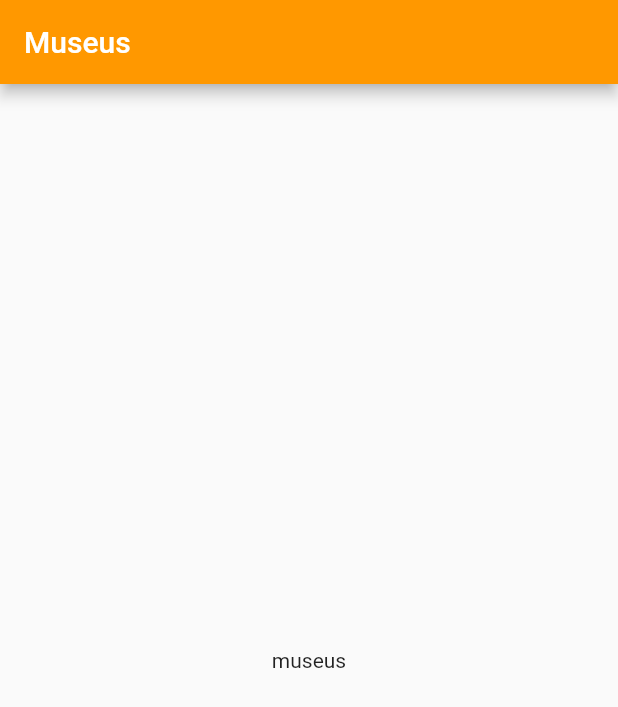
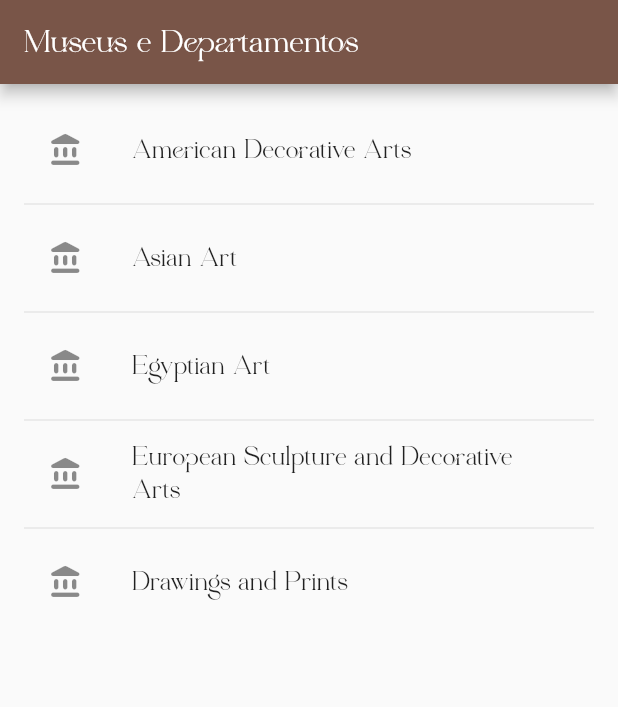
Before and after one commit to EsdrasIsrael/museum_arts, a Flutter app: the screen it shows after launch, on a phone screen of 412 x 824 dp. Shown: the top 707 px of the screen. Run offline on Flutter 3.47's test engine with Material 2 defaults, Android fonts, the light colour scheme and no system bars.

Commit message:
Cria lista de museus em tela inicial

```diff
--- a/lib/main.dart
+++ b/lib/main.dart
@@ -1,6 +1,6 @@
 import 'package:flutter/material.dart';
-import 'my_app.dart';
+import 'meu_app.dart';
 
 void main() {
-  runApp(const MyApp());
+  runApp(const MeuApp());
 }
--- a/lib/my_app.dart
+++ b/lib/meu_app.dart
@@ -1,8 +1,10 @@
+// ignore_for_file: prefer_const_constructors
+
 import 'package:flutter/material.dart';
 import 'package:museum_arts/pages/museums_page.dart';
 
-class MyApp extends StatelessWidget {
-  const MyApp({Key? key}) : super(key: key);
+class MeuApp extends StatelessWidget {
+  const MeuApp({Key? key}) : super(key: key);
 
   @override
   Widget build(BuildContext context) {
@@ -10,7 +12,8 @@ class MyApp extends StatelessWidget {
       title: "museumspage",
       debugShowCheckedModeBanner: false,
       theme: ThemeData(
-        primarySwatch: Colors.orange,
+        primarySwatch: Colors.brown,
+        fontFamily: "Abygaer"
       ),
       home: MuseumsPage(),
     );
--- /dev/null
+++ b/lib/models/art.dart
@@ -0,0 +1,24 @@
+import './artist.dart';
+import './museum.dart';
+
+class Art {
+  double id;
+  String imagem;
+  String title;
+  Artist artista;
+  String periodo;
+  Museu museu;
+  String cultura;
+  String colecao;
+
+  Art({
+    required this.id,
+    required this.imagem,
+    required this.title,
+    required this.artista,
+    required this.periodo,
+    required this.museu,
+    required this.cultura,
+    required this.colecao,
+  });
+}
--- /dev/null
+++ b/lib/models/artist.dart
@@ -0,0 +1,13 @@
+class Artist {
+  double id;
+  String nome;
+  String displayBio;
+  String genero;
+
+  Artist({
+    required this.id,
+    required this.nome,
+    required this.displayBio,
+    required this.genero,
+  });
+}
--- /dev/null
+++ b/lib/models/museum.dart
@@ -0,0 +1,15 @@
+import './art.dart';
+
+class Museu {
+  String nome;
+  double id;
+  List<Art> arts;
+  String localizacao;
+
+  Museu({
+    required this.nome,
+    required this.id,
+    required this.arts,
+    required this.localizacao,
+  });
+}
--- a/lib/pages/museums_page.dart
+++ b/lib/pages/museums_page.dart
@@ -1,17 +1,29 @@
 import 'package:flutter/material.dart';
+import 'package:museum_arts/repositories/museum_repository.dart';
 
 class MuseumsPage extends StatelessWidget {
   const MuseumsPage({ Key? key }) : super(key: key);
 
   @override
   Widget build(BuildContext context) {
+
+    final tabela = MuseuRepository.tabela;
+
     return Scaffold(
       appBar: AppBar(
-        title: const Text("Museus", style: TextStyle(color: Colors.white),),
+        title: const Text("Museus e Departamentos", style: TextStyle(color: Colors.white),),
       ),
-      body: Center(
-        child: Text("museus"),
-      ),
+      body: ListView.separated(
+        itemBuilder: (BuildContext context, int museu){
+          return ListTile(
+            leading: const Icon(Icons.account_balance_rounded),
+            title: Text(tabela[museu].nome),
+            trailing: Text(""),
+          );
+        },
+        padding: EdgeInsets.all(16),
+        separatorBuilder: (__,___) => Divider(),
+        itemCount: tabela.length,),
     );
   }
 }
--- /dev/null
+++ b/lib/repositories/museum_repository.dart
@@ -0,0 +1,31 @@
+import 'package:museum_arts/models/museum.dart';
+
+class MuseuRepository {
+  static List<Museu> tabela = [
+    Museu(
+      nome: "American Decorative Arts",
+      id: 1,
+      arts: [],
+      localizacao: "Nova York, Estados Unidos"),
+    Museu(
+      nome: "Asian Art",
+      id: 6,
+      arts: [],
+      localizacao: "São Francisco, Estados Unidos"),
+    Museu(
+      nome: "Egyptian Art",
+      id: 10,
+      arts: [],
+      localizacao: "Cairo, Egito"),
+    Museu(
+      nome: "European Sculpture and Decorative Arts",
+      id: 12,
+      arts: [],
+      localizacao: "Nova York, Estados Unidos"),
+    Museu(
+      nome: "Drawings and Prints",
+      id: 9,
+      arts: [],
+      localizacao: "Nova York, Estados Unidos"),
+  ];
+}
```
Also changed, not shown: pubspec.yaml (+10 -9 lines), fonts/Abygaer-Regular.ttf (added), fonts/Meiland-Gorgeous.ttf (added), fonts/Silk-Serif-Black.otf (added), fonts/Silk-Serif-Bold.otf (added), fonts/Silk-Serif-ExtraLight-Italic.otf (added), fonts/Silk-Serif-ExtraLight.otf (added), fonts/Silk-Serif-Light.otf (added), fonts/Silk-Serif-Regular.otf (added), fonts/Silk-Serif-SemiBold.otf (added), fonts/bergante.ttf (added).
